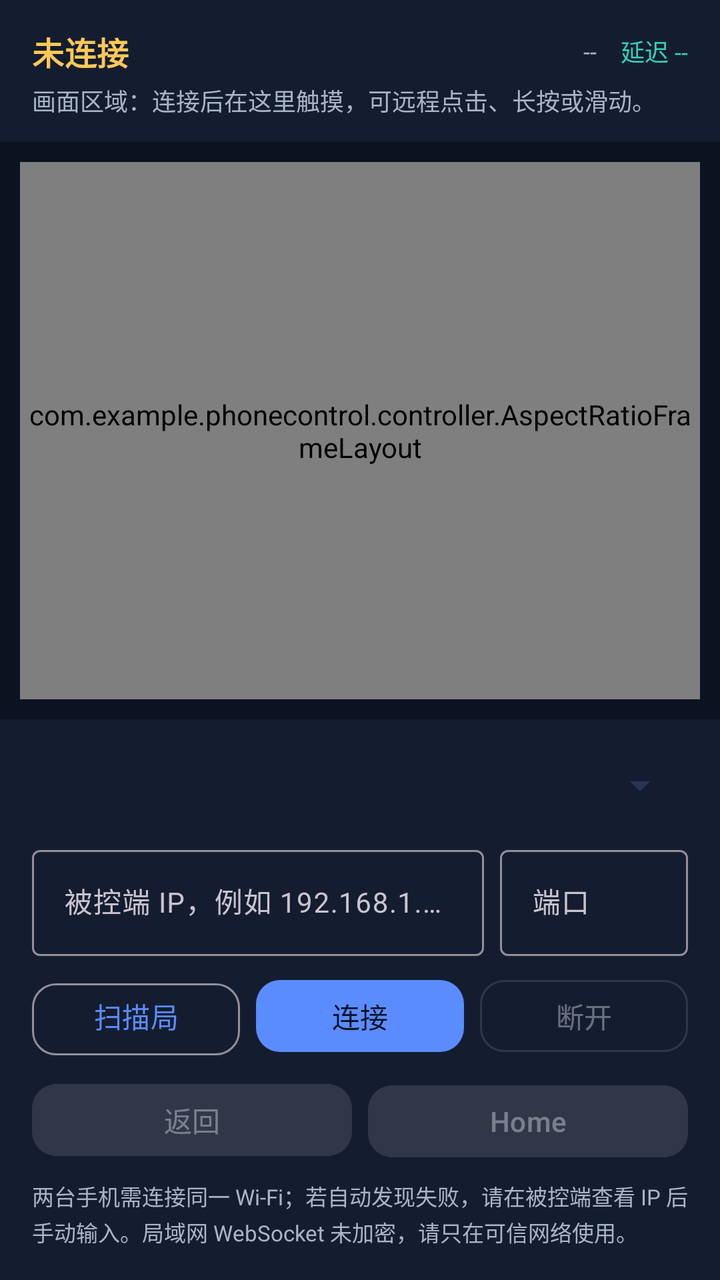
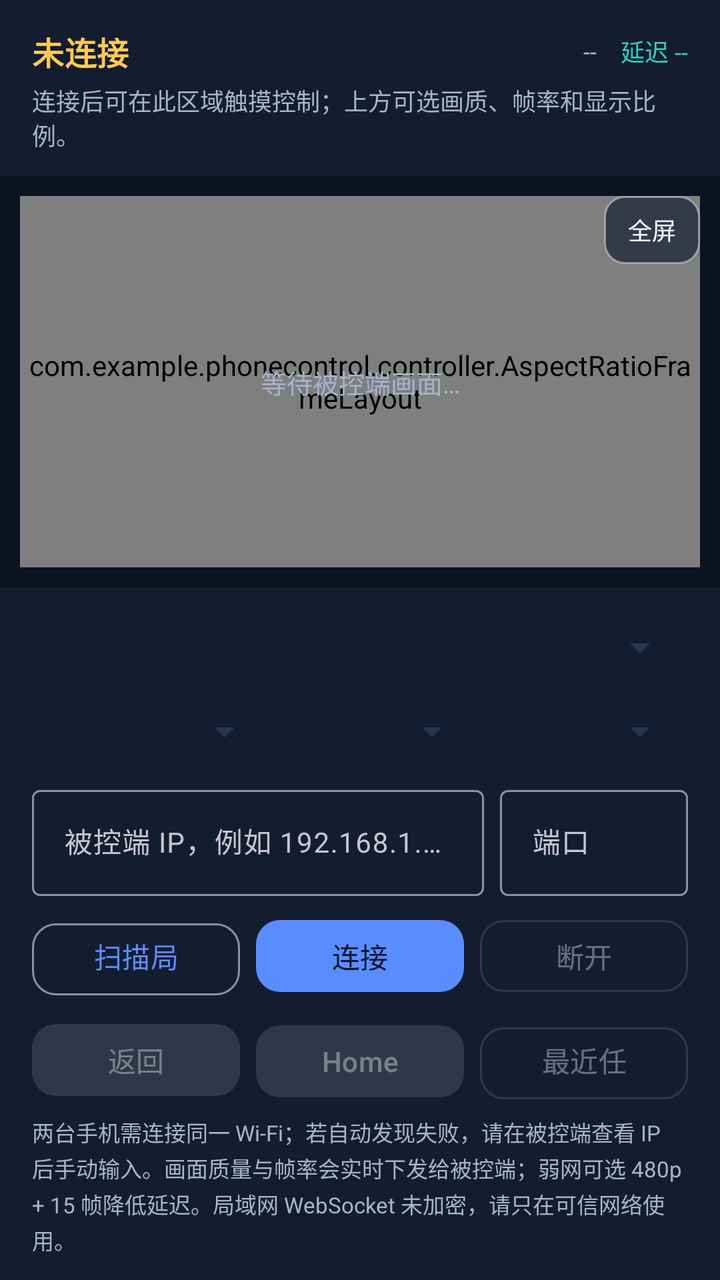

The first picture is an Android layout as it rendered before a commit; the second is the same layout after the commit. The layout source and the unified diff follow.
<!-- AndroidManifest.xml: application theme Theme.PhoneControl -->
<!-- res/layout/activity_controller.xml -->
<?xml version="1.0" encoding="utf-8"?>
<androidx.constraintlayout.widget.ConstraintLayout xmlns:android="http://schemas.android.com/apk/res/android"
    xmlns:app="http://schemas.android.com/apk/res-auto"
    android:layout_width="match_parent"
    android:layout_height="match_parent"
    android:background="@color/surface_dark">

    <LinearLayout
        android:id="@+id/topBar"
        android:layout_width="0dp"
        android:layout_height="wrap_content"
        android:background="@color/surface_elevated"
        android:orientation="vertical"
        android:paddingStart="16dp"
        android:paddingTop="14dp"
        android:paddingEnd="16dp"
        android:paddingBottom="12dp"
        app:layout_constraintEnd_toEndOf="parent"
        app:layout_constraintStart_toStartOf="parent"
        app:layout_constraintTop_toTopOf="parent">

        <LinearLayout
            android:layout_width="match_parent"
            android:layout_height="wrap_content"
            android:gravity="center_vertical"
            android:orientation="horizontal">

            <TextView
                android:id="@+id/statusText"
                android:layout_width="0dp"
                android:layout_height="wrap_content"
                android:layout_weight="1"
                android:text="@string/status_idle"
                android:textAppearance="?attr/textAppearanceTitleMedium"
                android:textColor="@color/warning"
                android:textStyle="bold" />

            <TextView
                android:id="@+id/resolutionText"
                android:layout_width="wrap_content"
                android:layout_height="wrap_content"
                android:text="--"
                android:textColor="@color/text_secondary"
                android:textSize="12sp" />

            <TextView
                android:id="@+id/latencyText"
                android:layout_width="wrap_content"
                android:layout_height="wrap_content"
                android:layout_marginStart="12dp"
                android:text="@string/latency_unknown"
                android:textColor="@color/brand_secondary"
                android:textSize="12sp" />
        </LinearLayout>

        <TextView
            android:id="@+id/hintText"
            android:layout_width="match_parent"
            android:layout_height="wrap_content"
            android:layout_marginTop="4dp"
            android:text="@string/hint_disconnected"
            android:textColor="@color/text_secondary"
            android:textSize="12sp" />
    </LinearLayout>

    <com.example.phonecontrol.controller.AspectRatioFrameLayout
        android:id="@+id/videoContainer"
        android:layout_width="0dp"
        android:layout_height="0dp"
        android:layout_marginStart="10dp"
        android:layout_marginTop="10dp"
        android:layout_marginEnd="10dp"
        android:layout_marginBottom="10dp"
        android:background="#000000"
        app:layout_constraintBottom_toTopOf="@id/bottomPanel"
        app:layout_constraintEnd_toEndOf="parent"
        app:layout_constraintStart_toStartOf="parent"
        app:layout_constraintTop_toBottomOf="@id/topBar">

        <SurfaceView
            android:id="@+id/surfaceView"
            android:layout_width="match_parent"
            android:layout_height="match_parent" />
    </com.example.phonecontrol.controller.AspectRatioFrameLayout>

    <LinearLayout
        android:id="@+id/bottomPanel"
        android:layout_width="0dp"
        android:layout_height="wrap_content"
        android:background="@color/surface_elevated"
        android:orientation="vertical"
        android:paddingStart="16dp"
        android:paddingTop="12dp"
        android:paddingEnd="16dp"
        android:paddingBottom="16dp"
        app:layout_constraintBottom_toBottomOf="parent"
        app:layout_constraintEnd_toEndOf="parent"
        app:layout_constraintStart_toStartOf="parent">

        <Spinner
            android:id="@+id/deviceSpinner"
            android:layout_width="match_parent"
            android:layout_height="42dp"
            android:backgroundTint="@color/card_stroke"
            android:contentDescription="@string/device_hint"
            android:spinnerMode="dropdown" />

        <LinearLayout
            android:layout_width="match_parent"
            android:layout_height="wrap_content"
            android:layout_marginTop="6dp"
            android:orientation="horizontal">

            <com.google.android.material.textfield.TextInputLayout
                style="@style/Widget.Material3.TextInputLayout.OutlinedBox"
                android:layout_width="0dp"
                android:layout_height="wrap_content"
                android:layout_weight="1"
                android:hint="@string/ip_hint">

                <com.google.android.material.textfield.TextInputEditText
                    android:id="@+id/ipInput"
                    android:layout_width="match_parent"
                    android:layout_height="wrap_content"
                    android:imeOptions="actionNext"
                    android:inputType="textUri"
                    android:maxLines="1"
                    android:textSize="14sp" />
            </com.google.android.material.textfield.TextInputLayout>

            <com.google.android.material.textfield.TextInputLayout
                style="@style/Widget.Material3.TextInputLayout.OutlinedBox"
                android:layout_width="94dp"
                android:layout_height="wrap_content"
                android:layout_marginStart="8dp"
                android:hint="@string/port_hint">

                <com.google.android.material.textfield.TextInputEditText
                    android:id="@+id/portInput"
                    android:layout_width="match_parent"
                    android:layout_height="wrap_content"
                    android:imeOptions="actionDone"
                    android:inputType="number"
                    android:maxLength="5"
                    android:maxLines="1"
                    android:textSize="14sp" />
            </com.google.android.material.textfield.TextInputLayout>
        </LinearLayout>

        <LinearLayout
            android:layout_width="match_parent"
            android:layout_height="wrap_content"
            android:layout_marginTop="8dp"
            android:orientation="horizontal">

            <com.google.android.material.button.MaterialButton
                android:id="@+id/scanButton"
                style="@style/Widget.Material3.Button.OutlinedButton"
                android:layout_width="0dp"
                android:layout_height="44dp"
                android:layout_weight="1"
                android:text="@string/scan"
                android:textAllCaps="false"
                app:cornerRadius="12dp" />

            <com.google.android.material.button.MaterialButton
                android:id="@+id/connectButton"
                android:layout_width="0dp"
                android:layout_height="44dp"
                android:layout_marginStart="8dp"
                android:layout_weight="1"
                android:text="@string/connect"
                android:textAllCaps="false"
                app:cornerRadius="12dp" />

            <com.google.android.material.button.MaterialButton
                android:id="@+id/disconnectButton"
                style="@style/Widget.Material3.Button.OutlinedButton"
                android:layout_width="0dp"
                android:layout_height="44dp"
                android:layout_marginStart="8dp"
                android:layout_weight="1"
                android:enabled="false"
                android:text="@string/disconnect"
                android:textAllCaps="false"
                app:cornerRadius="12dp" />
        </LinearLayout>

        <LinearLayout
            android:layout_width="match_parent"
            android:layout_height="wrap_content"
            android:layout_marginTop="8dp"
            android:orientation="horizontal">

            <com.google.android.material.button.MaterialButton
                android:id="@+id/backButton"
                android:layout_width="0dp"
                android:layout_height="44dp"
                android:layout_weight="1"
                android:enabled="false"
                android:text="@string/back"
                android:textAllCaps="false"
                app:cornerRadius="12dp" />

            <com.google.android.material.button.MaterialButton
                android:id="@+id/homeButton"
                android:layout_width="0dp"
                android:layout_height="44dp"
                android:layout_marginStart="8dp"
                android:layout_weight="1"
                android:enabled="false"
                android:text="@string/home"
                android:textAllCaps="false"
                app:cornerRadius="12dp" />
        </LinearLayout>

        <TextView
            android:id="@+id/helpText"
            android:layout_width="match_parent"
            android:layout_height="wrap_content"
            android:layout_marginTop="8dp"
            android:lineSpacingExtra="2dp"
            android:text="@string/help_text"
            android:textColor="@color/text_secondary"
            android:textSize="11sp" />
    </LinearLayout>

</androidx.constraintlayout.widget.ConstraintLayout>
<!-- resources referenced by this layout -->
<resources>
  <color name="brand_secondary">#35D0BA</color>
  <color name="card_stroke">#273552</color>
  <color name="surface_dark">#0B1220</color>
  <color name="surface_elevated">#141D2F</color>
  <color name="text_secondary">#A7B4C9</color>
  <color name="warning">#FFC857</color>
  <string name="back">返回</string>
  <string name="connect">连接</string>
  <string name="device_hint">局域网设备</string>
  <string name="disconnect">断开</string>
  <string name="help_text">两台手机需连接同一 Wi-Fi；若自动发现失败，请在被控端查看 IP 后手动输入。局域网 WebSocket 未加密，请只在可信网络使用。</string>
  <string name="hint_disconnected">画面区域：连接后在这里触摸，可远程点击、长按或滑动。</string>
  <string name="home">Home</string>
  <string name="ip_hint">被控端 IP，例如 192.168.1.23</string>
  <string name="latency_unknown">延迟 --</string>
  <string name="port_hint">端口</string>
  <string name="scan">扫描局域网</string>
  <string name="status_idle">未连接</string>
  <style name="Theme.PhoneControl" parent="Theme.Material3.Dark.NoActionBar">
          <item name="colorPrimary">@color/brand_primary</item>
          <item name="colorOnPrimary">@color/brand_on_primary</item>
          <item name="colorSecondary">@color/brand_secondary</item>
          <item name="colorOnSecondary">@color/brand_on_primary</item>
          <item name="colorSurface">@color/surface_dark</item>
          <item name="colorOnSurface">@color/text_primary</item>
          <item name="colorError">@color/danger</item>
          <item name="android:colorBackground">@color/surface_dark</item>
          <item name="android:windowBackground">@color/surface_dark</item>
          <item name="android:statusBarColor">@color/surface_dark</item>
          <item name="android:navigationBarColor">@color/surface_dark</item>
          <item name="android:windowLightStatusBar">false</item>
          <item name="android:windowLightNavigationBar">false</item>
      </style>
  <color name="brand_primary">#5B8CFF</color>
  <color name="brand_on_primary">#071326</color>
  <color name="text_primary">#F3F6FC</color>
  <color name="danger">#FF6B6B</color>
</resources>

<!-- the commit's change to res/layout/activity_controller.xml (unified diff, before → after) -->
@@ -1,9 +1,11 @@
 <?xml version="1.0" encoding="utf-8"?>
 <androidx.constraintlayout.widget.ConstraintLayout xmlns:android="http://schemas.android.com/apk/res/android"
     xmlns:app="http://schemas.android.com/apk/res-auto"
+    android:id="@+id/rootLayout"
     android:layout_width="match_parent"
     android:layout_height="match_parent"
-    android:background="@color/surface_dark">
+    android:background="@color/surface_dark"
+    android:clipChildren="true">
 
     <LinearLayout
         android:id="@+id/topBar"
@@ -72,6 +74,8 @@
         android:layout_marginEnd="10dp"
         android:layout_marginBottom="10dp"
         android:background="#000000"
+        android:clipChildren="true"
+        android:clipToPadding="true"
         app:layout_constraintBottom_toTopOf="@id/bottomPanel"
         app:layout_constraintEnd_toEndOf="parent"
         app:layout_constraintStart_toStartOf="parent"
@@ -82,6 +86,32 @@
             android:layout_width="match_parent"
             android:layout_height="match_parent" />
     </com.example.phonecontrol.controller.AspectRatioFrameLayout>
+
+    <TextView
+        android:id="@+id/videoPlaceholder"
+        android:layout_width="wrap_content"
+        android:layout_height="wrap_content"
+        android:text="@string/video_placeholder"
+        android:textColor="@color/text_secondary"
+        android:textSize="13sp"
+        app:layout_constraintBottom_toBottomOf="@id/videoContainer"
+        app:layout_constraintEnd_toEndOf="@id/videoContainer"
+        app:layout_constraintStart_toStartOf="@id/videoContainer"
+        app:layout_constraintTop_toTopOf="@id/videoContainer" />
+
+    <TextView
+        android:id="@+id/fullscreenButton"
+        android:layout_width="wrap_content"
+        android:layout_height="34dp"
+        android:background="@drawable/bg_overlay_chip"
+        android:gravity="center"
+        android:paddingStart="12dp"
+        android:paddingEnd="12dp"
+        android:text="@string/fullscreen_enter"
+        android:textColor="@color/text_primary"
+        android:textSize="12sp"
+        app:layout_constraintEnd_toEndOf="@id/videoContainer"
+        app:layout_constraintTop_toTopOf="@id/videoContainer" />
 
     <LinearLayout
         android:id="@+id/bottomPanel"
@@ -90,9 +120,9 @@
         android:background="@color/surface_elevated"
         android:orientation="vertical"
         android:paddingStart="16dp"
-        android:paddingTop="12dp"
+        android:paddingTop="10dp"
         android:paddingEnd="16dp"
-        android:paddingBottom="16dp"
+        android:paddingBottom="12dp"
         app:layout_constraintBottom_toBottomOf="parent"
         app:layout_constraintEnd_toEndOf="parent"
         app:layout_constraintStart_toStartOf="parent">
@@ -100,10 +130,46 @@
         <Spinner
             android:id="@+id/deviceSpinner"
             android:layout_width="match_parent"
-            android:layout_height="42dp"
+            android:layout_height="40dp"
             android:backgroundTint="@color/card_stroke"
             android:contentDescription="@string/device_hint"
             android:spinnerMode="dropdown" />
+
+        <LinearLayout
+            android:layout_width="match_parent"
+            android:layout_height="wrap_content"
+            android:layout_marginTop="4dp"
+            android:orientation="horizontal">
+
+            <Spinner
+                android:id="@+id/qualitySpinner"
+                android:layout_width="0dp"
+                android:layout_height="36dp"
+                android:layout_weight="1.05"
+                android:backgroundTint="@color/card_stroke"
+                android:contentDescription="@string/quality_hint"
+                android:spinnerMode="dropdown" />
+
+            <Spinner
+                android:id="@+id/fpsSpinner"
+                android:layout_width="0dp"
+                android:layout_height="36dp"
+                android:layout_marginStart="6dp"
+                android:layout_weight="0.85"
+                android:backgroundTint="@color/card_stroke"
+                android:contentDescription="@string/fps_hint"
+                android:spinnerMode="dropdown" />
+
+            <Spinner
+                android:id="@+id/fitSpinner"
+                android:layout_width="0dp"
+                android:layout_height="36dp"
+                android:layout_marginStart="6dp"
+                android:layout_weight="0.85"
+                android:backgroundTint="@color/card_stroke"
+                android:contentDescription="@string/fit_hint"
+                android:spinnerMode="dropdown" />
+        </LinearLayout>
 
         <LinearLayout
             android:layout_width="match_parent"
@@ -212,13 +278,25 @@
                 android:text="@string/home"
                 android:textAllCaps="false"
                 app:cornerRadius="12dp" />
+
+            <com.google.android.material.button.MaterialButton
+                android:id="@+id/recentsButton"
+                style="@style/Widget.Material3.Button.OutlinedButton"
+                android:layout_width="0dp"
+                android:layout_height="44dp"
+                android:layout_marginStart="8dp"
+                android:layout_weight="1"
+                android:enabled="false"
+                android:text="@string/recents"
+                android:textAllCaps="false"
+                app:cornerRadius="12dp" />
         </LinearLayout>
 
         <TextView
             android:id="@+id/helpText"
             android:layout_width="match_parent"
             android:layout_height="wrap_content"
-            android:layout_marginTop="8dp"
+            android:layout_marginTop="6dp"
             android:lineSpacingExtra="2dp"
             android:text="@string/help_text"
             android:textColor="@color/text_secondary"
<!-- resource entries referenced after the edit -->
@@ -6,18 +6,34 @@
   <color name="surface_elevated">#141D2F</color>
   <color name="text_secondary">#A7B4C9</color>
   <color name="warning">#FFC857</color>
+  <!-- drawable bg_overlay_chip (drawable) -->
+  <?xml version="1.0" encoding="utf-8"?>
+  <shape xmlns:android="http://schemas.android.com/apk/res/android"
+      android:shape="rectangle">
+      <solid android:color="#B3141D2F" />
+      <corners android:radius="10dp" />
+      <stroke
+          android:width="1dp"
+          android:color="#66FFFFFF" />
+  </shape>
   <string name="back">返回</string>
   <string name="connect">连接</string>
   <string name="device_hint">局域网设备</string>
   <string name="disconnect">断开</string>
-  <string name="help_text">两台手机需连接同一 Wi-Fi；若自动发现失败，请在被控端查看 IP 后手动输入。局域网 WebSocket 未加密，请只在可信网络使用。</string>
-  <string name="hint_disconnected">画面区域：连接后在这里触摸，可远程点击、长按或滑动。</string>
+  <string name="fit_hint">显示比例</string>
+  <string name="fps_hint">帧率</string>
+  <string name="fullscreen_enter">全屏</string>
+  <string name="help_text">两台手机需连接同一 Wi-Fi；若自动发现失败，请在被控端查看 IP 后手动输入。画面质量与帧率会实时下发给被控端；弱网可选 480p + 15 帧降低延迟。局域网 WebSocket 未加密，请只在可信网络使用。</string>
+  <string name="hint_disconnected">连接后可在此区域触摸控制；上方可选画质、帧率和显示比例。</string>
   <string name="home">Home</string>
   <string name="ip_hint">被控端 IP，例如 192.168.1.23</string>
   <string name="latency_unknown">延迟 --</string>
   <string name="port_hint">端口</string>
+  <string name="quality_hint">画面质量</string>
+  <string name="recents">最近任务</string>
   <string name="scan">扫描局域网</string>
   <string name="status_idle">未连接</string>
+  <string name="video_placeholder">等待被控端画面…</string>
   <style name="Theme.PhoneControl" parent="Theme.Material3.Dark.NoActionBar">
           <item name="colorPrimary">@color/brand_primary</item>
           <item name="colorOnPrimary">@color/brand_on_primary</item>
